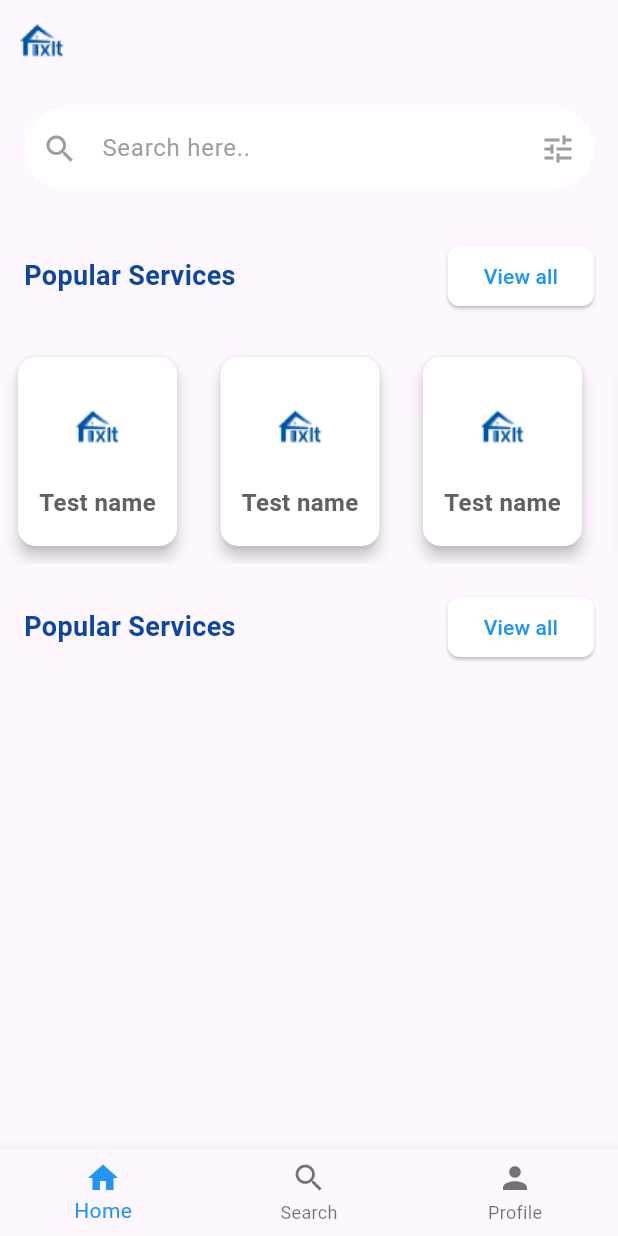
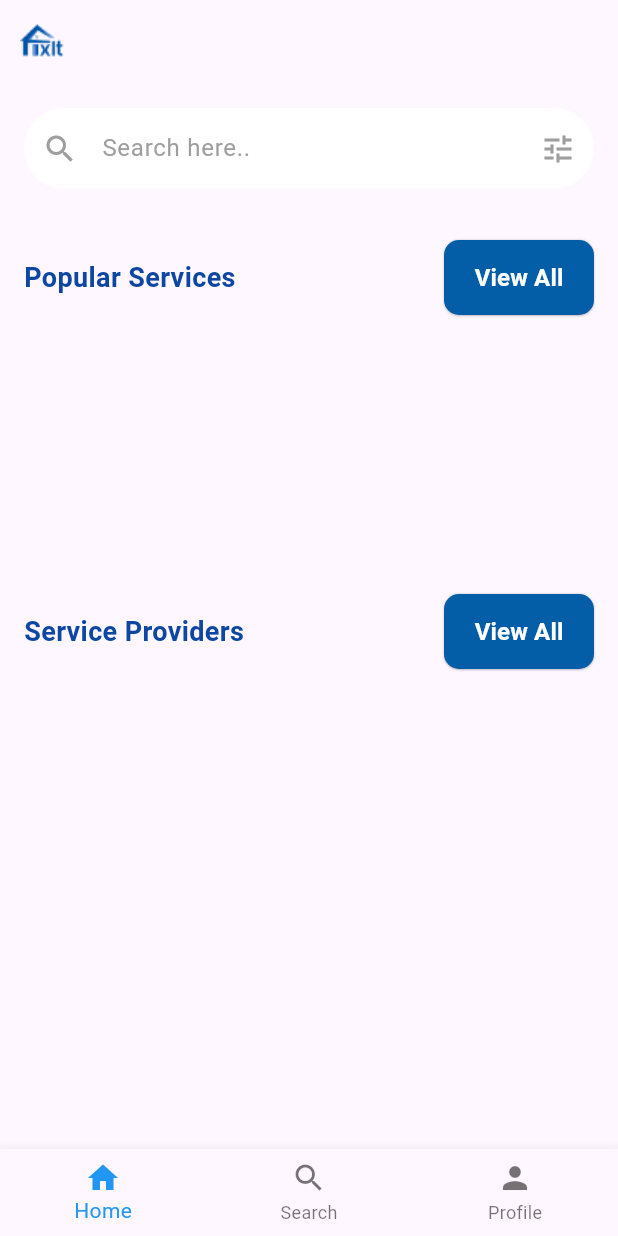
Before and after one commit to EnforcerHuman/Fixit, a Flutter app: the screen it shows after launch, on a phone screen of 412 x 824 dp. Run offline on Flutter 3.47's test engine with Material 3 defaults, Android fonts, the phone set to English and light mode, and no system bars; our stand-ins replace bloc, cloud_firestore, firebase_auth, firebase_core, flutter_animate, flutter_bloc and 3 more; accounts and stored records are empty.

Commit message:
service listing completed

```diff
--- a/lib/features/home/presentation/screens/home_screen.dart
+++ b/lib/features/home/presentation/screens/home_screen.dart
@@ -1,10 +1,12 @@
+import 'package:fixit/features/service_provider/presentation/screen/service_provider_details_screen.dart';
 import 'package:fixit/features/service_provider/presentation/widgets/service_provider_widget.dart';
+import 'package:fixit/features/services/data/data_sources/service_remote_repository.dart';
+import 'package:fixit/features/services/presentation/bloc/services_bloc/services_bloc.dart';
 import 'package:fixit/features/services/presentation/widgets/popular_services.dart';
 import 'package:fixit/features/services/presentation/widgets/search_bar.dart';
 import 'package:fixit/features/services/presentation/widgets/services.dart';
 import 'package:flutter/material.dart';
 import 'package:flutter_bloc/flutter_bloc.dart';
-
 import '../../../service_provider/presentation/bloc/bloc/service_provider_bloc.dart';
 
 class HomeScreen extends StatefulWidget {
@@ -33,41 +35,54 @@ class _HomeScreenState extends State<HomeScreen> {
             const SizedBox(
               height: 10,
             ),
-            PopularServicesWidget(),
+            TitleWithButtonWidget(
+                leadingText: 'Popular Services',
+                onTap: () {},
+                buttonText: 'View All'),
             const SizedBox(
               height: 10,
             ),
-            SizedBox(
+            BlocBuilder<ServicesBloc, ServicesState>(
+              builder: (context, state) {
+                if (state is ServicesLoaded) {
+                  return SizedBox(
                     height: 150,
                     width: double.infinity,
                     child: GridView.builder(
-                gridDelegate: const SliverGridDelegateWithFixedCrossAxisCount(
+                      gridDelegate:
+                          const SliverGridDelegateWithFixedCrossAxisCount(
                         crossAxisCount: 1,
                         mainAxisExtent: 130,
                         childAspectRatio: 0.35,
                         crossAxisSpacing: 7,
                         mainAxisSpacing: 5,
                       ),
-                itemCount: 10,
+                      itemCount: state.services.length,
                       scrollDirection: Axis.horizontal,
                       itemBuilder: (context, index) {
                         return Container(
                             width: 30,
                             margin: const EdgeInsets.all(8),
                             child: ServiceCard(
-                          service: Service(
-                              name: 'Test name',
-                              image: 'assets/img/Fixit_logo.png')));
+                              serviceName: state.services[index].name,
+                              imageUrl: state.services[index].imageUrl,
+                            ));
                       },
                     ),
+                  );
+                } else {
+                  return const CircularProgressIndicator();
+                }
+              },
             ),
             const SizedBox(
               height: 10,
             ),
-            PopularServicesWidget(),
-            const SizedBox(
-              height: 10,
-            ),
+            TitleWithButtonWidget(
+                leadingText: 'Service Providers',
+                onTap: () {},
+                buttonText: 'View All'),
+            const SizedBox(height: 10),
             BlocBuilder<ServiceProviderBloc, ServiceProviderState>(
                 builder: (context, state) {
               if (state is ServiceProviderLoaded) {
@@ -92,14 +107,23 @@ class _HomeScreenState extends State<HomeScreen> {
                           child: ServiceProviderCard(
                               name: state.providers[index]['name'],
                               profession: state.providers[index]['serviceArea'],
-                              imageUrl: state.providers[index]['profileImage'],
-                              rating: state.providers[index]['rating'],
-                              onDetailsPressed: () {}));
+                              imageUrl:
+                                  state.providers[index]['profileImage'] ?? '',
+                              rating: 2,
+                              onDetailsPressed: () {
+                                ServiceRemoteRepository
+                                    serviceRemoteRepository =
+                                    ServiceRemoteRepository();
+                                serviceRemoteRepository.getServices();
+                                Navigator.of(context).push(MaterialPageRoute(
+                                    builder: (ctx) =>
+                                        ServiceProviderProfile()));
+                              }));
                     },
                   ),
                 );
               } else {
-                return CircularProgressIndicator();
+                return const CircularProgressIndicator();
               }
             }),
           ],
--- a/lib/features/main_navigation/presentation/screens/main_screen.dart
+++ b/lib/features/main_navigation/presentation/screens/main_screen.dart
@@ -4,6 +4,7 @@ import 'package:fixit/features/main_navigation/presentation/bloc/bottom_navigati
 import 'package:fixit/features/main_navigation/presentation/bloc/bottom_navigation_bloc/bottom_navigation_bloc_event.dart';
 import 'package:fixit/features/main_navigation/presentation/bloc/bottom_navigation_bloc/bottom_navigation_bloc_state.dart';
 import 'package:fixit/features/service_provider/presentation/screen/service_provider_listing_screen.dart';
+import 'package:fixit/features/services/presentation/screens/service_listing_screen.dart';
 import 'package:flutter/material.dart';
 import 'package:flutter_bloc/flutter_bloc.dart';
 import '../widgets/bottom_nav_bar.dart';
@@ -23,8 +24,8 @@ class MainScreen extends StatelessWidget {
 class MainScreenContent extends StatelessWidget {
   final List<Widget> _pages = [
     const HomeScreen(),
-    ServiceProviderListingScreen(),
-    const ChatScreen()
+    const ServiceProviderListingScreen(),
+    const ServiceListingScreen()
   ];
 
   MainScreenContent({super.key});
--- /dev/null
+++ b/lib/features/services/data/data_sources/service_remote_repository.dart
@@ -0,0 +1,14 @@
+import 'package:cloud_firestore/cloud_firestore.dart';
+import 'package:fixit/features/services/data/model/services_model.dart';
+
+class ServiceRemoteRepository {
+  Stream<List<Service>> getServices() {
+    FirebaseFirestore firebaseFirestore = FirebaseFirestore.instance;
+    return firebaseFirestore.collection('Services').snapshots().map((snapshot) {
+      return snapshot.docs
+          .map((doc) =>
+              Service.fromMap(doc.data() as Map<String, dynamic>, doc.id))
+          .toList();
+    });
+  }
+}
--- /dev/null
+++ b/lib/features/services/data/model/services_model.dart
@@ -0,0 +1,13 @@
+class Service {
+  final String name;
+  final String imageUrl;
+
+  Service({required this.imageUrl, required this.name});
+
+  factory Service.fromMap(Map<String, dynamic> data, String documentId) {
+    return Service(
+      imageUrl: data['imageUrl'] ?? '',
+      name: data['name'] ?? '', // Use empty string if name is null
+    );
+  }
+}
--- /dev/null
+++ b/lib/features/services/presentation/bloc/services_bloc/services_bloc.dart
@@ -0,0 +1,27 @@
+import 'package:bloc/bloc.dart';
+import 'package:fixit/features/services/data/data_sources/service_remote_repository.dart';
+import 'package:fixit/features/services/data/model/services_model.dart';
+import 'package:meta/meta.dart';
+
+part 'services_event.dart';
+part 'services_state.dart';
+
+class ServicesBloc extends Bloc<ServicesEvent, ServicesState> {
+  final ServiceRemoteRepository serviceRemoteRepository;
+  ServicesBloc(this.serviceRemoteRepository) : super(ServicesInitial()) {
+    on<ServicesEvent>((event, emit) {
+      // TODO: implement event handler
+    });
+
+    on<GetServices>((event, emit) async {
+      emit(ServicesLoading());
+      try {
+        await emit.forEach<List<Service>>(serviceRemoteRepository.getServices(),
+            onData: (Services) => ServicesLoaded(Services));
+        onError(error, stackTrace) => ServicesError(error.toString());
+      } catch (e) {
+        emit(ServicesError(e.toString()));
+      }
+    });
+  }
+}
--- /dev/null
+++ b/lib/features/services/presentation/bloc/services_bloc/services_event.dart
@@ -0,0 +1,6 @@
+part of 'services_bloc.dart';
+
+@immutable
+sealed class ServicesEvent {}
+
+class GetServices extends ServicesEvent {}
--- /dev/null
+++ b/lib/features/services/presentation/bloc/services_bloc/services_state.dart
@@ -0,0 +1,20 @@
+part of 'services_bloc.dart';
+
+@immutable
+sealed class ServicesState {}
+
+final class ServicesInitial extends ServicesState {}
+
+final class ServicesLoading extends ServicesState {}
+
+final class ServicesLoaded extends ServicesState {
+  final List<Service> services;
+
+  ServicesLoaded(this.services);
+}
+
+final class ServicesError extends ServicesState {
+  final String error;
+
+  ServicesError(this.error);
+}
--- a/lib/features/services/presentation/widgets/popular_services.dart
+++ b/lib/features/services/presentation/widgets/popular_services.dart
@@ -1,37 +1,33 @@
-import 'package:fixit/features/service_provider/data/data_sources.dart/service_provider_data_source.dart';
+import 'package:fixit/common/common_widgets/button.dart';
 import 'package:flutter/material.dart';
 
-class PopularServicesWidget extends StatelessWidget {
+class TitleWithButtonWidget extends StatelessWidget {
+  final String leadingText;
+  final VoidCallback onTap;
+  final String buttonText;
+  const TitleWithButtonWidget(
+      {super.key,
+      required this.leadingText,
+      required this.onTap,
+      required this.buttonText});
   @override
   Widget build(BuildContext context) {
-    ServiceProviderDataSource providerDataSource = ServiceProviderDataSource();
-
     return Container(
       padding: const EdgeInsets.symmetric(horizontal: 16.0, vertical: 8.0),
       child: Row(
         mainAxisAlignment: MainAxisAlignment.spaceBetween,
         children: [
           Text(
-            'Popular Services',
+            leadingText,
             style: TextStyle(
               color: Colors.blue[900],
               fontSize: 18,
               fontWeight: FontWeight.bold,
             ),
           ),
-          ElevatedButton(
-            onPressed: () {
-              // Add your onPressed code here!
-            },
-            style: ElevatedButton.styleFrom(
-              foregroundColor: Colors.blue,
-              backgroundColor: Colors.white,
-              shape: RoundedRectangleBorder(
-                borderRadius: BorderRadius.circular(8.0),
-              ),
-            ),
-            child: Text('View all'),
-          ),
+          SizedBox(
+              width: 100,
+              child: RoundButton(title: buttonText, onPressed: onTap))
         ],
       ),
     );
--- a/lib/features/services/presentation/widgets/services.dart
+++ b/lib/features/services/presentation/widgets/services.dart
@@ -1,18 +1,14 @@
 import 'package:flutter/material.dart';
 
 class ServiceCard extends StatelessWidget {
-  final Service service;
+  final String serviceName;
+  final String imageUrl;
 
-  ServiceCard({required this.service});
+  const ServiceCard(
+      {super.key, required this.serviceName, required this.imageUrl});
 
   @override
   Widget build(BuildContext context) {
-    List<Service> services = [
-      Service(name: 'Plumbing', image: 'assets/img/Fixit_logo.png'),
-      Service(name: 'Electric work', image: 'assets/img/Fixit_logo.png'),
-      Service(name: 'Solar', image: 'assets/img/Fixit_logo.png'),
-      // Add more services as needed
-    ];
     return Card(
       shape: RoundedRectangleBorder(
         borderRadius: BorderRadius.circular(12),
@@ -24,13 +20,17 @@ class ServiceCard extends StatelessWidget {
         child: Column(
           mainAxisAlignment: MainAxisAlignment.center,
           children: [
-            Image.asset(
-              service.image,
+            Image.network(
+              imageUrl,
               height: 60,
+              errorBuilder: (context, error, stackTrace) {
+                return const Text('no image');
+              },
             ),
             const SizedBox(height: 8),
             Text(
-              service.name,
+              serviceName,
+              overflow: TextOverflow.ellipsis,
               style: TextStyle(
                 fontSize: 16,
                 fontWeight: FontWeight.bold,
--- a/lib/main.dart
+++ b/lib/main.dart
@@ -70,6 +70,8 @@ import 'package:fixit/features/main_navigation/presentation/bloc/bottom_navigati
 import 'package:fixit/features/main_navigation/presentation/screens/main_screen.dart';
 import 'package:fixit/features/service_provider/data/data_sources.dart/service_provider_data_source.dart';
 import 'package:fixit/features/service_provider/presentation/bloc/bloc/service_provider_bloc.dart';
+import 'package:fixit/features/services/data/data_sources/service_remote_repository.dart';
+import 'package:fixit/features/services/presentation/bloc/services_bloc/services_bloc.dart';
 import 'package:flutter/material.dart';
 import 'package:flutter_bloc/flutter_bloc.dart';
 
@@ -104,7 +106,10 @@ class MyApp extends StatelessWidget {
         BlocProvider(
             create: (context) =>
                 ServiceProviderBloc(ServiceProviderDataSource())
-                  ..add(GetServiceProvider()))
+                  ..add(GetServiceProvider())),
+        BlocProvider(
+            create: (context) =>
+                ServicesBloc(ServiceRemoteRepository())..add(GetServices()))
       ],
       child: MaterialApp(
         title: 'Flutter Demo',
--- a/pubspec.yaml
+++ b/pubspec.yaml
@@ -43,6 +43,7 @@ dependencies:
   bloc: ^8.1.4
   flutter_animate: ^4.5.0
   shared_preferences: ^2.2.3
+  shimmer: ^3.0.0
 
 dev_dependencies:
   flutter_test:
```
Also changed, not shown: lib/features/service_provider/presentation/screen/service_provider_details_screen.dart (added, +128 -0 lines), lib/features/services/presentation/screens/service_listing_screen.dart (added, +54 -0 lines), lib/features/services/presentation/widgets/shimmer_container.dart (added, +38 -0 lines), pubspec.lock. Lines whose indentation alone changed are shown as unchanged.
